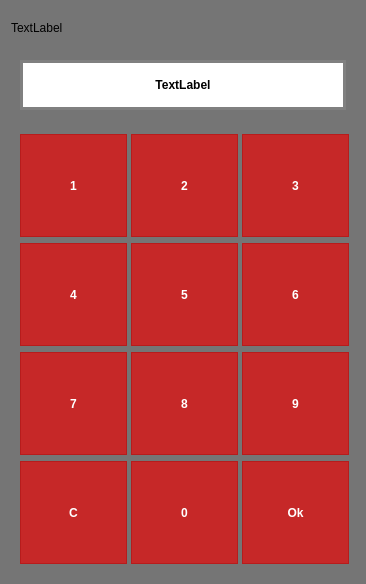
First picture: the form in penyamanager/commons/numitemdialog.ui, repository eguzki/penyamanager, before the edit.
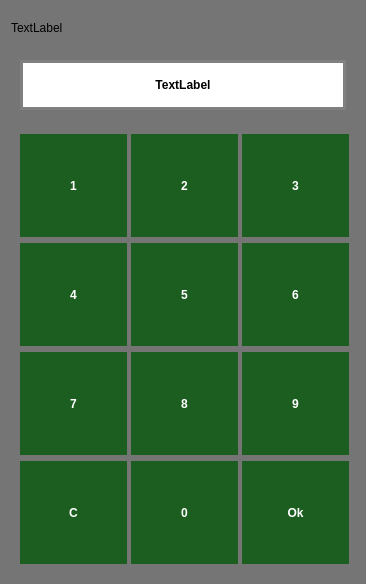
Second picture: the form after the edit. Icons and pictures are not drawn.

```diff
--- a/penyamanager/commons/numitemdialog.ui
+++ b/penyamanager/commons/numitemdialog.ui
@@ -53,9 +53,9 @@
 
 QToolButton {
 color: white;
-background-color: rgb(198, 40, 40);
+background-color:  rgb(27,94,32);
 border-width: 1px;
-border-color: rgb(183, 28, 28);
+border-color: rgb(27,94,32);
 border-style: solid;
 border-radius: 0;
 padding: 3px;
```
Left out of the diff: 2 changed lines with no effect on the pictures.
